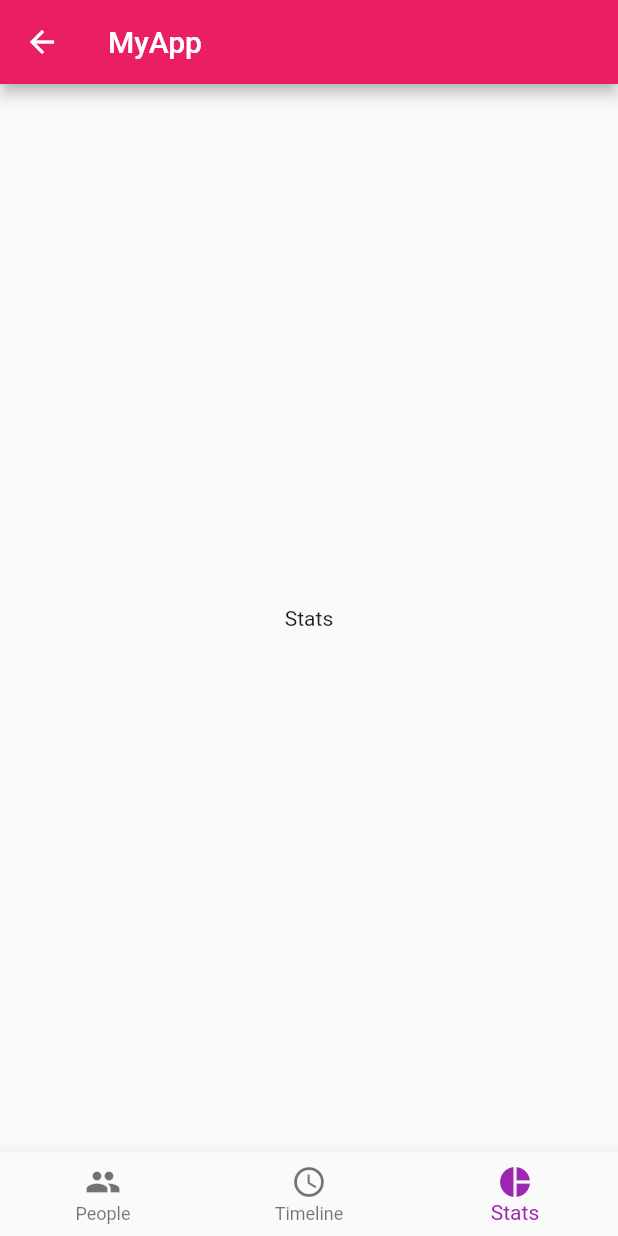
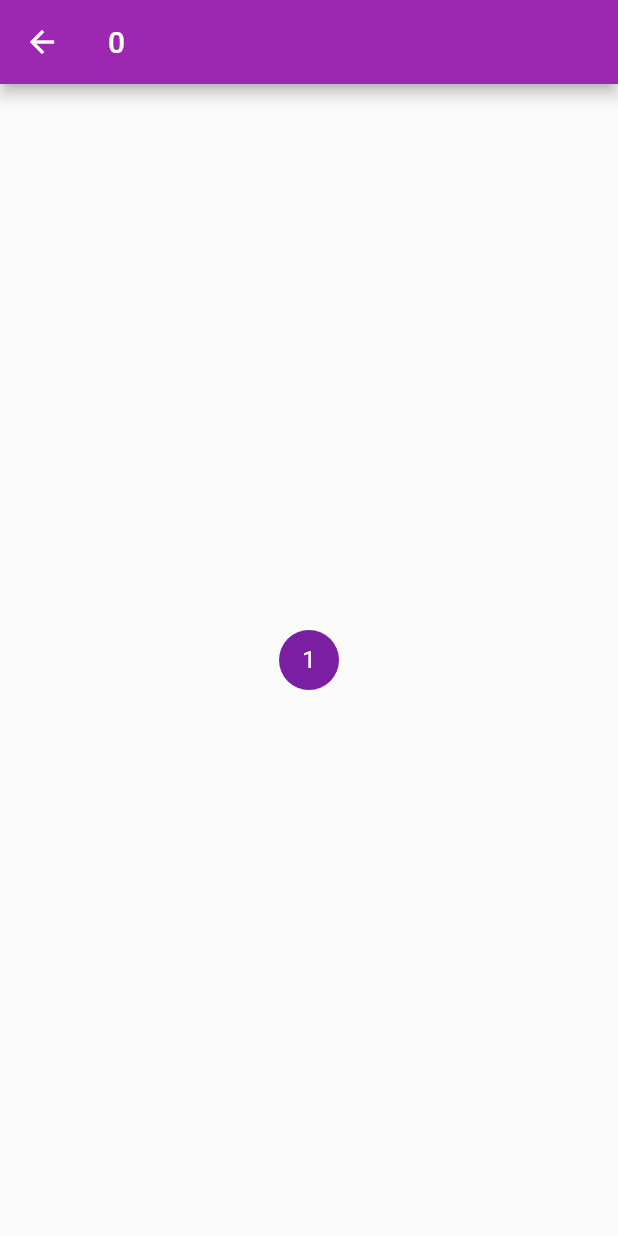
Before and after one commit to AthiraSasitharan/Flutter_LetsBegin, a Flutter app: the DashBoardScreen screen opened directly, after a tap on "South Indian", on a phone screen of 412 x 824 dp. Run offline on Flutter 3.47's test engine with Material 2 defaults, Android fonts, the phone set to English and light mode, and no system bars.

Commit message:
Created details page view

```diff
--- a/lib/DashBoardScreen.dart
+++ b/lib/DashBoardScreen.dart
@@ -1,6 +1,7 @@
 import 'package:flutter/material.dart';
 import 'package:flutter_lets_begin/DataProvider.dart';
 import 'package:flutter_lets_begin/DetailScreen.dart';
+import 'package:flutter_lets_begin/DetailsPageView.dart';
 import 'package:flutter_lets_begin/Res.dart';
 import 'package:flutter_lets_begin/models.dart';
 
@@ -86,5 +87,5 @@ void loadNext(BuildContext context, int index) {
   Navigator.push(
       context,
       MaterialPageRoute(
-          builder: (context) => DetailScreen(selectedItemIndex: 2)));
+          builder: (context) => DetailsPageView(selectedItemIndex: index)));
 }
--- /dev/null
+++ b/lib/DetailsPageView.dart
@@ -0,0 +1,55 @@
+import 'package:flutter/material.dart';
+
+String title = "Init";
+PageController pageController;
+int index = 0;
+
+class DetailsPageView extends StatefulWidget {
+  DetailsPageView({Key key, this.selectedItemIndex});
+  int selectedItemIndex;
+
+  @override
+  State<StatefulWidget> createState() {
+    return CreateDetailsPage();
+  }
+}
+
+class CreateDetailsPage extends State<DetailsPageView> {
+  @override
+  Widget build(BuildContext context) {
+    return Scaffold(
+      appBar: AppBar(
+        title: Text(title),
+      ),
+      body: PageView(
+        controller: pageController,
+        onPageChanged: onPageSelected,
+        children: <Widget>[
+          Container(
+            child: Center(child: CircleAvatar(child: Text("1"))),
+          ),
+          Container(
+            child: Center(child: Text("2")),
+          ),
+          Container(
+            child: Center(child: Text("Stats")),
+          ),
+        ],
+      ),
+    );
+  }
+
+  void onPageSelected(int page) {
+    setState(() {
+      title = page.toString();
+    });
+  }
+
+  @override
+  void initState() {
+    super.initState();
+    index = widget.selectedItemIndex;
+    title = index.toString();
+    pageController = PageController(initialPage: index);
+  }
+}
```
